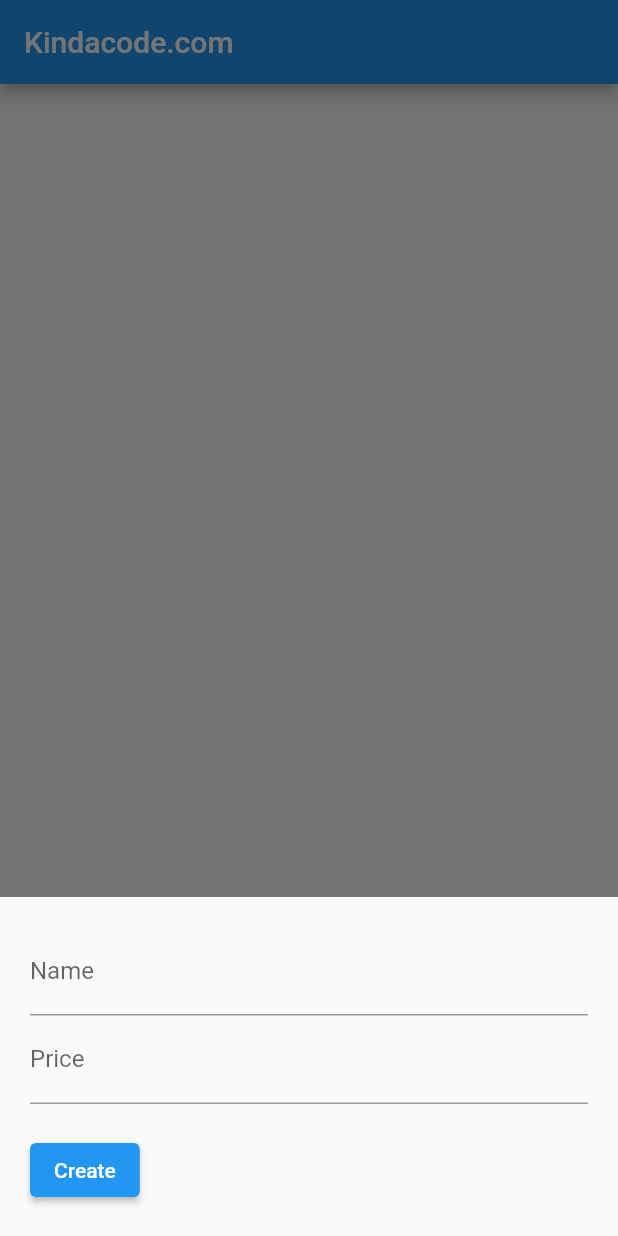
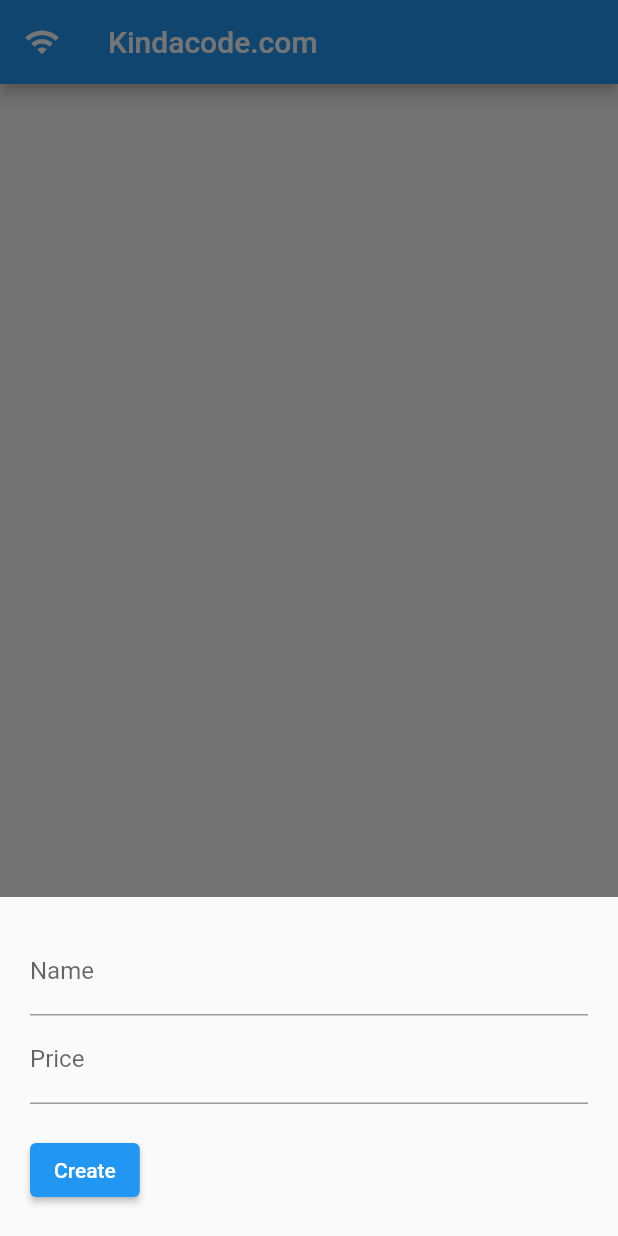
Before and after one commit to tksoh/firestore_offline_test, a Flutter app: the screen it shows after launch, after a tap on the "add" icon, on a phone screen of 412 x 824 dp. Run offline on Flutter 3.47's test engine with Material 2 defaults, Android fonts, the phone set to English and light mode, and no system bars; our stand-ins replace cloud_firestore, firebase_core, internet_connection_checker; accounts and stored records are empty.

Commit message:
add icons and messages on internet connection status

```diff
--- a/lib/main.dart
+++ b/lib/main.dart
@@ -1,7 +1,9 @@
 // main.dart
+import 'dart:async';
 import 'package:flutter/material.dart';
 import 'package:firebase_core/firebase_core.dart';
 import 'package:cloud_firestore/cloud_firestore.dart';
+import 'package:internet_connection_checker/internet_connection_checker.dart';
 
 void main() async {
   WidgetsFlutterBinding.ensureInitialized();
@@ -34,9 +36,32 @@ class HomePageState extends State<HomePage> {
   // text fields' controllers
   final TextEditingController _nameController = TextEditingController();
   final TextEditingController _priceController = TextEditingController();
+  static late InternetConnectionChecker internetChecker;
+  static StreamSubscription<InternetConnectionStatus>? connectivitySubscription;
+  static ValueNotifier<InternetConnectionStatus> connectionStatus =
+      ValueNotifier<InternetConnectionStatus>(
+          InternetConnectionStatus.connected);
 
   final CollectionReference _productss =
       FirebaseFirestore.instance.collection('products');
+
+  @override
+  void initState() {
+    super.initState();
+    internetChecker = InternetConnectionChecker.createInstance(
+      checkTimeout: const Duration(seconds: 1),
+      checkInterval: const Duration(seconds: 1),
+    );
+    connectivitySubscription =
+        internetChecker.onStatusChange.listen(_updateConnectionStatus);
+  }
+
+  @override
+  @override
+  void dispose() {
+    super.dispose();
+    connectivitySubscription?.cancel();
+  }
 
   // This function is triggered when the floatting button or one of the edit buttons is pressed
   // Adding a product if no documentSnapshot is passed
@@ -128,6 +153,7 @@ class HomePageState extends State<HomePage> {
     return Scaffold(
       appBar: AppBar(
         title: const Text('Kindacode.com'),
+        leading: _buildInternetIcon(),
       ),
       // Using StreamBuilder to display all products from Firestore in real-time
       body: StreamBuilder(
@@ -179,4 +205,43 @@ class HomePageState extends State<HomePage> {
       ),
     );
   }
+
+  Widget _buildInternetIcon() {
+    return ValueListenableBuilder(
+      valueListenable: connectionStatus,
+      builder: (context, value, child) {
+        switch (value) {
+          case InternetConnectionStatus.connected:
+            return const Icon(
+              Icons.wifi,
+            );
+          case InternetConnectionStatus.disconnected:
+            return const Icon(
+              Icons.signal_wifi_bad,
+            );
+          default:
+            return Container();
+        }
+      },
+    );
+  }
+
+  Future<void> _updateConnectionStatus(InternetConnectionStatus status) async {
+    connectionStatus.value = status;
+    switch (status) {
+      case InternetConnectionStatus.connected:
+        ScaffoldMessenger.of(context).showSnackBar(const SnackBar(
+          content: Text('Internet is connected.'),
+          backgroundColor: Colors.green,
+        ));
+
+        break;
+      case InternetConnectionStatus.disconnected:
+        ScaffoldMessenger.of(context).showSnackBar(const SnackBar(
+          content: Text('Internet is offline.'),
+          backgroundColor: Colors.red,
+        ));
+        break;
+    }
+  }
 }
--- a/pubspec.yaml
+++ b/pubspec.yaml
@@ -32,6 +32,7 @@ dependencies:
 
   firebase_core: ^1.20.0
   cloud_firestore: ^3.4.3
+  internet_connection_checker: ^0.0.1+4
 
   # The following adds the Cupertino Icons font to your application.
   # Use with the CupertinoIcons class for iOS style icons.
```
